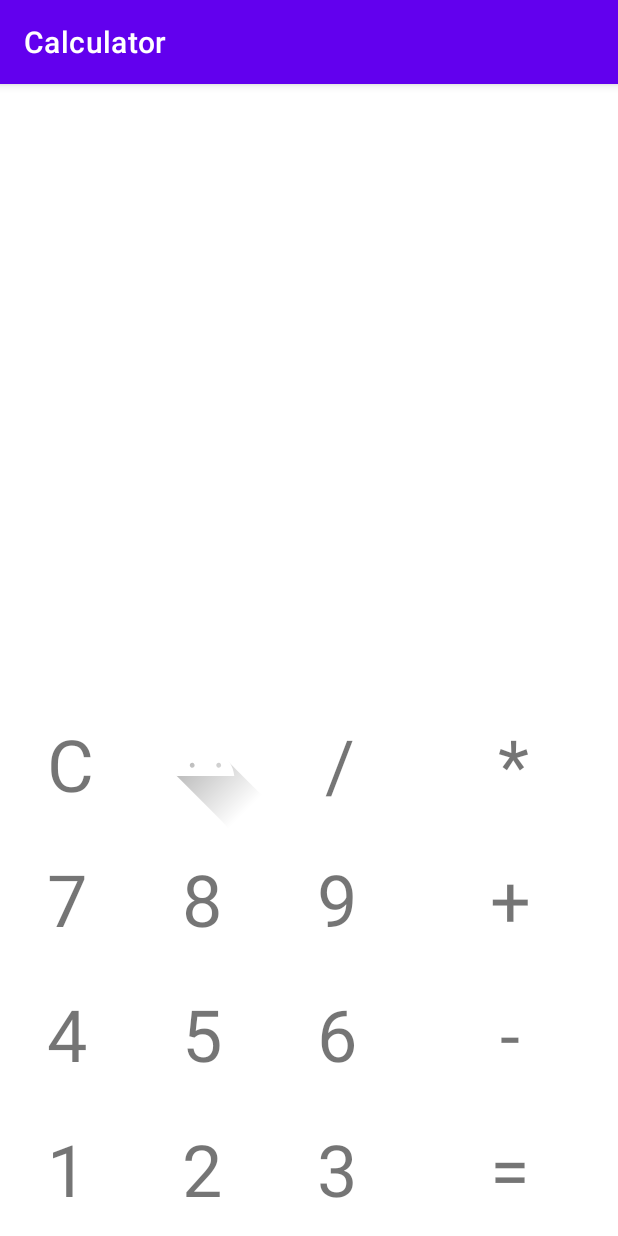
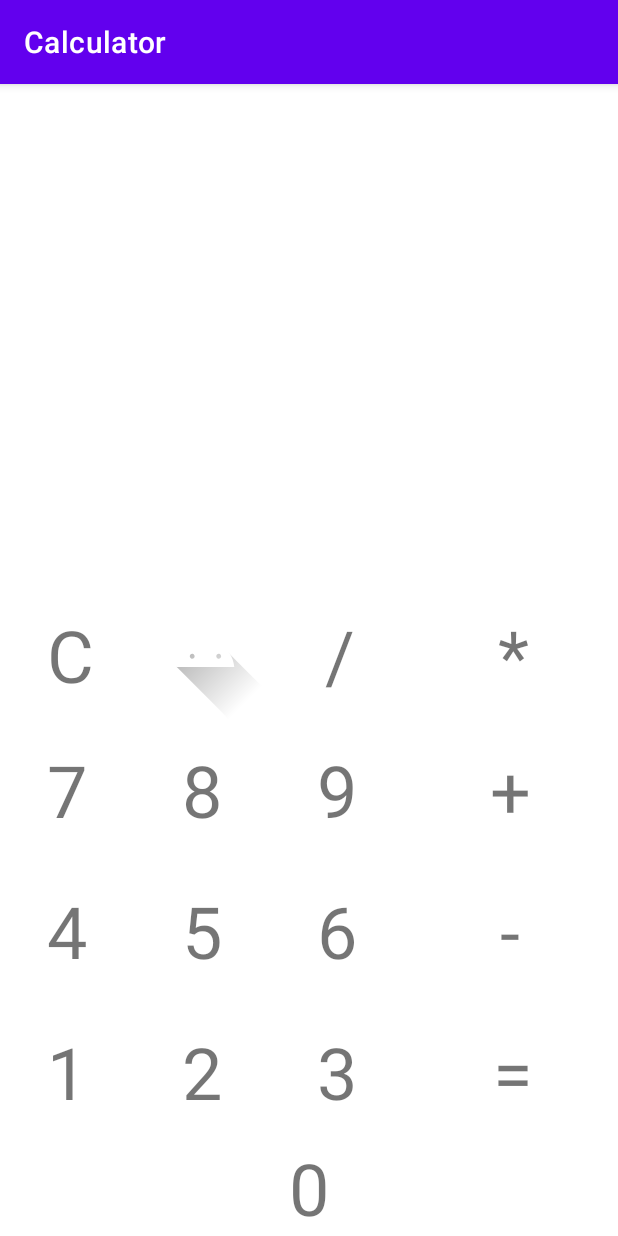
Before and after one commit to Kamikadze986/Calculator, an Android app: the screen it shows after launch (MainActivity), on a phone screen of 412 x 824 dp. Run offline under Robolectric (Android 15) with nearby library versions, the phone set to English and light mode, and no system bars.

Commit message:
Добавлен 0, деление на ноль

```diff
--- a/app/src/main/java/com/example/calculator/ui/main/MainFragment.java
+++ b/app/src/main/java/com/example/calculator/ui/main/MainFragment.java
@@ -15,9 +15,9 @@ import android.widget.TextView;
 import com.example.calculator.R;
 
 public class MainFragment extends Fragment implements View.OnClickListener  {
-    char[] signs =new char[] { '/', '*','+', '-'};
+    char[] signs =new char[] { '/', '*','-', '+'};
     String item;
-    TextView number1,number2,number3,number4,number5,number6,number7,
+    TextView number0,number1,number2,number3,number4,number5,number6,number7,
             number8,number9,plus,minus,mult,div, numberLine,clears,resultLine,result;
     ImageView clear;
 
@@ -32,6 +32,8 @@ public class MainFragment extends Fragment implements View.OnClickListener  {
                              @Nullable Bundle savedInstanceState) {
         item=new String("");
         View view = inflater.inflate(R.layout.main_fragment, container, false);
+        number0 = (TextView) view.findViewById(R.id.number0);
+        number0.setOnClickListener(numberOnClick);
         number1 = (TextView) view.findViewById(R.id.number1);
         number1.setOnClickListener(numberOnClick);
         number2 = (TextView) view.findViewById(R.id.number2);
@@ -133,10 +135,10 @@ public class MainFragment extends Fragment implements View.OnClickListener  {
                    int maxIndex = Processing.serchMaxIndex(result,j+2);
                    int minIndex = Processing.serchMinIndex(result,j-2);
                    int nextJ=Processing.processingExpression(result.substring(minIndex,maxIndex),
-                           result.substring(minIndex,maxIndex).indexOf(result.charAt(j))).length();
+                           result.substring(minIndex+2,maxIndex).indexOf(result.charAt(j))+2).length();
                    result=result.replace(result.substring(minIndex,maxIndex),
                            Processing.processingExpression(result.substring(minIndex,maxIndex),
-                                   result.substring(minIndex,maxIndex).indexOf(result.charAt(j))));
+                                   result.substring(minIndex+2,maxIndex).indexOf(result.charAt(j))+2));
                    j=nextJ;
                }
             }
--- a/app/src/main/java/com/example/calculator/ui/main/Processing.java
+++ b/app/src/main/java/com/example/calculator/ui/main/Processing.java
@@ -35,6 +35,8 @@ public class Processing {
    case '*':
     return " "+ num1*num2;
    case '/':
+    if (num1==0)
+     return " 0";
     return " "+ num1/num2;
    default:
     return item;
--- a/app/src/main/res/layout/main_fragment.xml
+++ b/app/src/main/res/layout/main_fragment.xml
@@ -6,6 +6,92 @@
     android:layout_width="match_parent"
     android:layout_height="match_parent"
     tools:context=".ui.main.MainFragment">
+
+    <TextView
+        android:id="@+id/result"
+        android:layout_width="140dp"
+        android:layout_height="90dp"
+        android:gravity="center"
+        android:text="="
+        android:textSize="48sp"
+        app:layout_constraintBottom_toTopOf="@+id/number0"
+        app:layout_constraintEnd_toEndOf="parent"
+        app:layout_constraintHorizontal_bias="1.0"
+        app:layout_constraintStart_toEndOf="@+id/number3"
+        app:layout_constraintTop_toTopOf="parent"
+        app:layout_constraintVertical_bias="1.0" />
+
+    <ImageView
+        android:id="@+id/clear"
+        android:layout_width="90dp"
+        android:layout_height="90dp"
+        android:src="@drawable/ic_launcher_foreground"
+        app:layout_constraintBottom_toTopOf="@+id/number8"
+        app:layout_constraintEnd_toStartOf="@+id/div" />
+
+    <TextView
+        android:id="@+id/clears"
+        android:layout_width="90dp"
+        android:layout_height="90dp"
+        android:gravity="center"
+        android:text="C"
+        android:textSize="48sp"
+        app:layout_constraintBottom_toTopOf="@+id/number7"
+        app:layout_constraintEnd_toStartOf="@+id/clear" />
+
+    <TextView
+        android:id="@+id/plus"
+        android:layout_width="140dp"
+        android:layout_height="90dp"
+        android:layout_marginBottom="4dp"
+        android:gravity="center"
+        android:text="+"
+        android:textSize="48sp"
+        app:layout_constraintBottom_toTopOf="@+id/minus"
+        app:layout_constraintStart_toEndOf="@+id/number9" />
+
+    <TextView
+        android:id="@+id/number9"
+        android:layout_width="90dp"
+        android:layout_height="90dp"
+        android:layout_marginBottom="4dp"
+        android:gravity="center"
+        android:text="9"
+        android:textSize="48sp"
+        app:layout_constraintBottom_toTopOf="@+id/number6"
+        app:layout_constraintStart_toEndOf="@+id/number8" />
+
+    <TextView
+        android:id="@+id/resultLine"
+        android:layout_width="match_parent"
+        android:layout_height="wrap_content"
+        android:layout_marginBottom="4dp"
+        app:layout_constraintBottom_toTopOf="@+id/div"
+        app:layout_constraintEnd_toEndOf="parent"
+        app:layout_constraintHorizontal_bias="0.0"
+        app:layout_constraintStart_toStartOf="parent" />
+
+    <TextView
+        android:id="@+id/number8"
+        android:layout_width="90dp"
+        android:layout_height="90dp"
+        android:layout_marginBottom="4dp"
+        android:gravity="center"
+        android:text="8"
+        android:textSize="48sp"
+        app:layout_constraintBottom_toTopOf="@+id/number5"
+        app:layout_constraintStart_toEndOf="@+id/number7" />
+
+    <TextView
+        android:id="@+id/number4"
+        android:layout_width="90dp"
+        android:layout_height="90dp"
+        android:layout_marginBottom="4dp"
+        android:gravity="center"
+        android:text="4"
+        android:textSize="48sp"
+        app:layout_constraintBottom_toTopOf="@+id/number1"
+        app:layout_constraintStart_toStartOf="parent" />
 
     <TextView
         android:id="@+id/div"
@@ -18,14 +104,14 @@
         app:layout_constraintEnd_toStartOf="@+id/mult" />
 
     <TextView
-        android:id="@+id/clears"
+        android:id="@+id/number2"
         android:layout_width="90dp"
         android:layout_height="90dp"
         android:gravity="center"
-        android:text="C"
+        android:text="2"
         android:textSize="48sp"
-        app:layout_constraintBottom_toTopOf="@+id/number7"
-        app:layout_constraintEnd_toStartOf="@+id/clear" />
+        app:layout_constraintBottom_toTopOf="@+id/number0"
+        app:layout_constraintStart_toEndOf="@+id/number1" />
 
     <TextView
         android:id="@+id/mult"
@@ -41,112 +127,73 @@
         android:id="@+id/number5"
         android:layout_width="90dp"
         android:layout_height="90dp"
+        android:layout_marginBottom="4dp"
+        android:gravity="center"
         android:text="5"
         android:textSize="48sp"
-        android:gravity="center"
         app:layout_constraintBottom_toTopOf="@+id/number2"
         app:layout_constraintStart_toEndOf="@+id/number4" />
 
     <TextView
-        android:id="@+id/number7"
-        android:layout_width="90dp"
+        android:id="@+id/numberLine"
+        android:layout_width="match_parent"
         android:layout_height="90dp"
-        android:text="7"
+        android:layout_marginBottom="4dp"
         android:textSize="48sp"
-        android:gravity="center"
-        app:layout_constraintBottom_toTopOf="@+id/number4"
-        app:layout_constraintStart_toStartOf="parent" />
-
-    <TextView
-        android:id="@+id/number9"
-        android:layout_width="90dp"
-        android:layout_height="90dp"
-        android:text="9"
-        android:textSize="48sp"
-        android:gravity="center"
-        app:layout_constraintBottom_toTopOf="@+id/number6"
-        app:layout_constraintStart_toEndOf="@+id/number8" />
-
-    <TextView
-        android:id="@+id/number4"
-        android:layout_width="90dp"
-        android:layout_height="90dp"
-        android:text="4"
-        android:textSize="48sp"
-        android:gravity="center"
-        app:layout_constraintBottom_toTopOf="@+id/number1"
+        app:layout_constraintBottom_toTopOf="@+id/resultLine"
+        app:layout_constraintEnd_toEndOf="parent"
+        app:layout_constraintHorizontal_bias="1.0"
         app:layout_constraintStart_toStartOf="parent" />
 
     <TextView
         android:id="@+id/number6"
         android:layout_width="90dp"
         android:layout_height="90dp"
+        android:layout_marginBottom="4dp"
+        android:gravity="center"
         android:text="6"
         android:textSize="48sp"
-        android:gravity="center"
         app:layout_constraintBottom_toTopOf="@+id/number3"
         app:layout_constraintStart_toEndOf="@+id/number5" />
 
     <TextView
-        android:id="@+id/number8"
+        android:id="@+id/number7"
         android:layout_width="90dp"
         android:layout_height="90dp"
-        android:text="8"
+        android:layout_marginBottom="4dp"
+        android:gravity="center"
+        android:text="7"
         android:textSize="48sp"
-        android:gravity="center"
-        app:layout_constraintBottom_toTopOf="@+id/number5"
-        app:layout_constraintStart_toEndOf="@+id/number7" />
+        app:layout_constraintBottom_toTopOf="@+id/number4"
+        app:layout_constraintStart_toStartOf="parent" />
 
     <TextView
         android:id="@+id/number1"
         android:layout_width="90dp"
         android:layout_height="90dp"
+        android:gravity="center"
+        android:onClick="onClick"
         android:text="1"
         android:textSize="48sp"
-        android:gravity="center"
-        android:onClick="onClick"
-        tools:linksClickable="true"
-        app:layout_constraintBottom_toBottomOf="parent"
-        app:layout_constraintStart_toStartOf="parent" />
-
-    <TextView
-        android:id="@+id/number2"
-        android:layout_width="90dp"
-        android:layout_height="90dp"
-        android:text="2"
-        android:textSize="48sp"
-        android:gravity="center"
-        app:layout_constraintBottom_toBottomOf="parent"
-        app:layout_constraintStart_toEndOf="@+id/number1" />
+        app:layout_constraintBottom_toTopOf="@+id/number0"
+        app:layout_constraintStart_toStartOf="parent"
+        tools:linksClickable="true" />
 
     <TextView
         android:id="@+id/number3"
         android:layout_width="90dp"
         android:layout_height="90dp"
+        android:gravity="center"
         android:text="3"
         android:textSize="48sp"
-        android:gravity="center"
-        app:layout_constraintBottom_toBottomOf="parent"
+        app:layout_constraintBottom_toTopOf="@+id/number0"
         app:layout_constraintStart_toEndOf="@+id/number2" />
-
-    <TextView
-        android:id="@+id/result"
-        android:layout_width="140dp"
-        android:layout_height="90dp"
-        android:text="="
-        android:textSize="48sp"
-        android:gravity="center"
-        app:layout_constraintBottom_toBottomOf="parent"
-        app:layout_constraintEnd_toEndOf="parent"
-        app:layout_constraintHorizontal_bias="0.0"
-        app:layout_constraintStart_toEndOf="@+id/number3"
-        app:layout_constraintTop_toTopOf="parent"
-        app:layout_constraintVertical_bias="1.0" />
 
     <TextView
         android:id="@+id/minus"
         android:layout_width="140dp"
         android:layout_height="90dp"
+        android:layout_marginBottom="4dp"
         android:gravity="center"
         android:text="-"
         android:textSize="48sp"
@@ -154,39 +201,15 @@
         app:layout_constraintStart_toEndOf="@+id/number6" />
 
     <TextView
-        android:id="@+id/plus"
-        android:layout_width="140dp"
-        android:layout_height="90dp"
-        android:gravity="center"
-        android:text="+"
-        android:textSize="48sp"
-        app:layout_constraintBottom_toTopOf="@+id/minus"
-        app:layout_constraintStart_toEndOf="@+id/number9" />
-
-    <TextView
-        android:id="@+id/numberLine"
-        android:layout_width="match_parent"
-        android:layout_height="90dp"
-        android:textSize="48sp"
-        app:layout_constraintBottom_toTopOf="@+id/resultLine"
-        app:layout_constraintEnd_toEndOf="parent"
-        app:layout_constraintHorizontal_bias="1.0"
-        app:layout_constraintStart_toStartOf="parent" />
-
-    <ImageView
-        android:id="@+id/clear"
-        android:layout_width="90dp"
-        android:layout_height="90dp"
-        android:src="@drawable/ic_launcher_foreground"
-        app:layout_constraintBottom_toTopOf="@+id/number8"
-        app:layout_constraintEnd_toStartOf="@+id/div" />
-
-    <TextView
-        android:id="@+id/resultLine"
+        android:id="@+id/number0"
         android:layout_width="match_parent"
         android:layout_height="wrap_content"
-        app:layout_constraintBottom_toTopOf="@+id/div"
+        android:text="0"
+        android:gravity="center"
+        android:textSize="48sp"
+        app:layout_constraintBottom_toBottomOf="parent"
         app:layout_constraintEnd_toEndOf="parent"
+        app:layout_constraintHorizontal_bias="0.0"
         app:layout_constraintStart_toStartOf="parent" />
 
 </androidx.constraintlayout.widget.ConstraintLayout>
```
